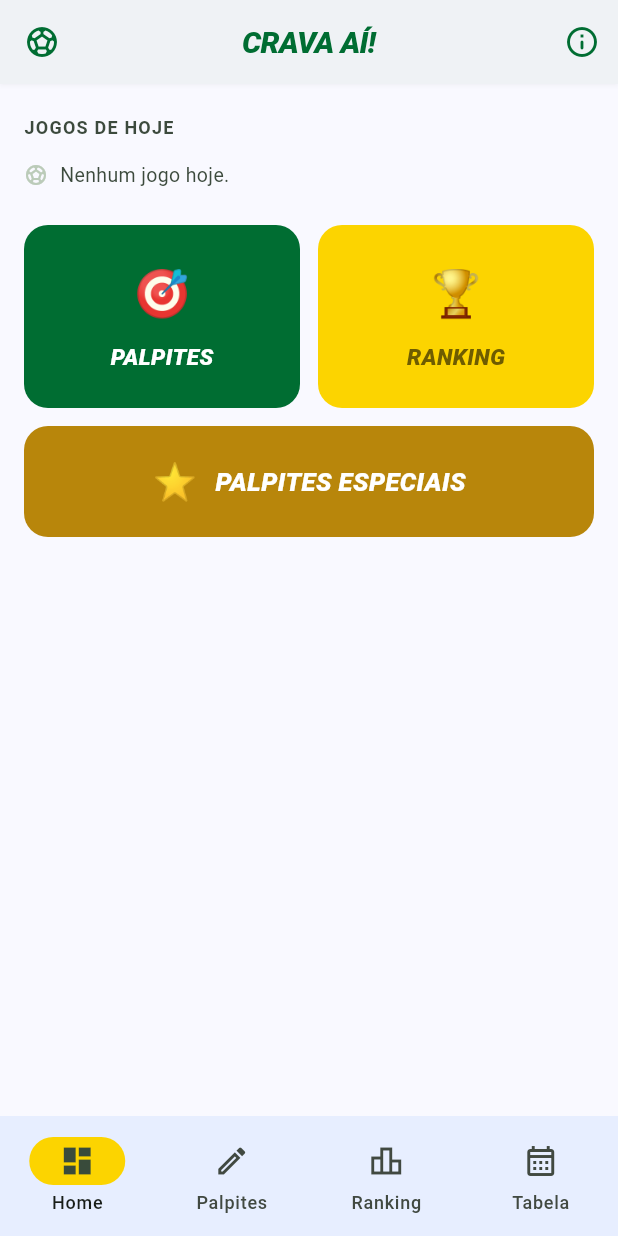
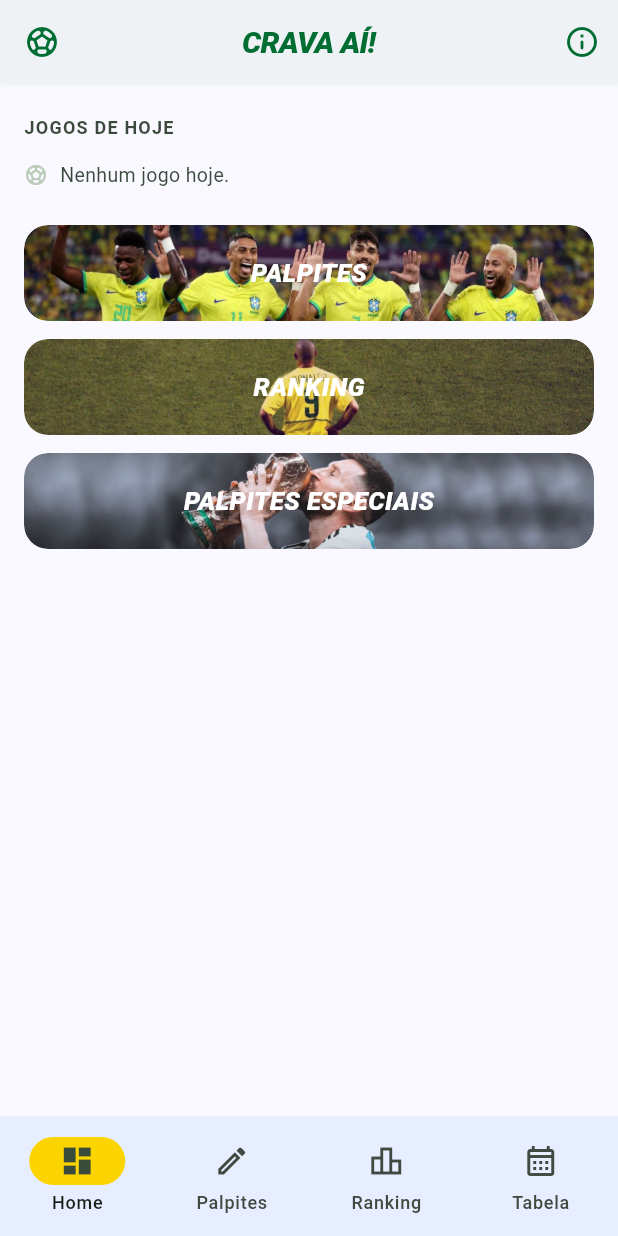
Before and after one commit to luizguilhrme/bolao-copa-2026, a Flutter app: the MenuPrincipal screen opened directly, on a phone screen of 412 x 824 dp. Run offline on Flutter 3.47's test engine with Material 3 defaults, Android fonts, the phone set to English and light mode, and no system bars; our stand-ins replace cloud_firestore, cloud_functions, firebase_auth, firebase_core, firebase_messaging, google_fonts and 1 more; missing offline and left inert: country_flags, google_sign_in_web; accounts and stored records are empty; generated files the repository leaves out were written again; Roboto replaces fonts that are missing (Anybody).

Commit message:
style: cards de ação da home em coluna vertical com imagem de fundo
Os 3 cards (Palpites, Ranking, Palpites Especiais) passam de layout
row+full-width para coluna vertical de mesma largura. Fundo agora é
imagem personalizada (assets/background-cards/) com DecorationImage
BoxFit.cover, texto branco e sem emoji. _CardEspeciais removido,
unificado em _CardAcao.

```diff
--- a/lib/screens/tela_home.dart
+++ b/lib/screens/tela_home.dart
@@ -308,35 +308,23 @@ class _TelaHomeState extends State<TelaHome> {
     return Padding(
       padding: const EdgeInsets.symmetric(horizontal: 16),
       child: Column(
-        children: [
-          IntrinsicHeight(
-            child: Row(
         crossAxisAlignment: CrossAxisAlignment.stretch,
         children: [
-                Expanded(
-                  child: _CardAcao(
-                    emoji: '🎯',
+          _CardAcao(
             titulo: 'PALPITES',
-                    corFundo: Cores.verdePrincipal,
-                    corTexto: Colors.white,
+            imagemAsset: 'assets/background-cards/br.png',
             onTap: () => widget.onNavegar(1),
           ),
-                ),
-                const SizedBox(width: 12),
-                Expanded(
-                  child: _CardAcao(
-                    emoji: '🏆',
+          const SizedBox(height: 12),
+          _CardAcao(
             titulo: 'RANKING',
-                    corFundo: Cores.secondaryContainer,
-                    corTexto: Cores.onSecondaryContainer,
+            imagemAsset: 'assets/background-cards/r9.png',
             onTap: () => widget.onNavegar(2),
           ),
-                ),
-              ],
-            ),
-          ),
           const SizedBox(height: 12),
-          _CardEspeciais(
+          _CardAcao(
+            titulo: 'PALPITES ESPECIAIS',
+            imagemAsset: 'assets/background-cards/2022.png',
             onTap: () => Navigator.of(context).push(
               MaterialPageRoute(
                   builder: (_) => const TelaPalpitesEspeciais()),
@@ -711,66 +699,29 @@ class _ChipEncerrado extends StatelessWidget {
 
 class _CardAcao extends StatelessWidget {
   const _CardAcao({
-    required this.emoji,
     required this.titulo,
-    required this.corFundo,
-    required this.corTexto,
+    required this.imagemAsset,
     required this.onTap,
   });
 
-  final String emoji;
   final String titulo;
-  final Color corFundo;
-  final Color corTexto;
+  final String imagemAsset;
   final VoidCallback onTap;
 
   @override
   Widget build(BuildContext context) {
     return Material(
-      color: corFundo,
+      color: Colors.transparent,
       borderRadius: BorderRadius.circular(16),
       clipBehavior: Clip.antiAlias,
-      child: InkWell(
-        onTap: onTap,
-        child: Padding(
-          padding: const EdgeInsets.symmetric(horizontal: 16, vertical: 24),
-          child: Column(
-            mainAxisSize: MainAxisSize.min,
-            mainAxisAlignment: MainAxisAlignment.center,
-            children: [
-              Text(emoji, style: const TextStyle(fontSize: 30)),
-              const SizedBox(height: 10),
-              Text(
-                titulo,
-                style: GoogleFonts.anybody(
-                  fontSize: 15,
-                  fontWeight: FontWeight.w800,
-                  fontStyle: FontStyle.italic,
-                  color: corTexto,
+      child: Ink(
+        decoration: BoxDecoration(
+          borderRadius: BorderRadius.circular(16),
+          image: DecorationImage(
+            image: AssetImage(imagemAsset),
+            fit: BoxFit.cover,
           ),
         ),
-            ],
-          ),
-        ),
-      ),
-    );
-  }
-}
-
-// ─── Card de Palpites Especiais ───────────────────────────────────────────────
-
-class _CardEspeciais extends StatelessWidget {
-  const _CardEspeciais({required this.onTap});
-  final VoidCallback onTap;
-
-  static const _corOuro = Color(0xFFB8860B);
-
-  @override
-  Widget build(BuildContext context) {
-    return Material(
-      color: _corOuro,
-      borderRadius: BorderRadius.circular(16),
-      clipBehavior: Clip.antiAlias,
         child: InkWell(
           onTap: onTap,
           child: Padding(
@@ -778,10 +729,8 @@ class _CardEspeciais extends StatelessWidget {
             child: Row(
               mainAxisAlignment: MainAxisAlignment.center,
               children: [
-              const Text('⭐', style: TextStyle(fontSize: 24)),
-              const SizedBox(width: 12),
                 Text(
-                'PALPITES ESPECIAIS',
+                  titulo,
                   style: GoogleFonts.anybody(
                     fontSize: 17,
                     fontWeight: FontWeight.w800,
@@ -793,6 +742,7 @@ class _CardEspeciais extends StatelessWidget {
             ),
           ),
         ),
+      ),
     );
   }
 }
--- a/pubspec.yaml
+++ b/pubspec.yaml
@@ -74,6 +74,7 @@ flutter:
     - assets/dados/jogos_teste.json
     - assets/dados/jogadores.json
     - assets/avatares/
+    - assets/background-cards/
   # An image asset can refer to one or more resolution-specific "variants", see
   # https://flutter.dev/to/resolution-aware-images
 
```
Also changed, not shown: assets/background-cards/2022.png (added), assets/background-cards/br.png (added), assets/background-cards/r9.png (added), 2 other files. Lines whose indentation alone changed are shown as unchanged.
